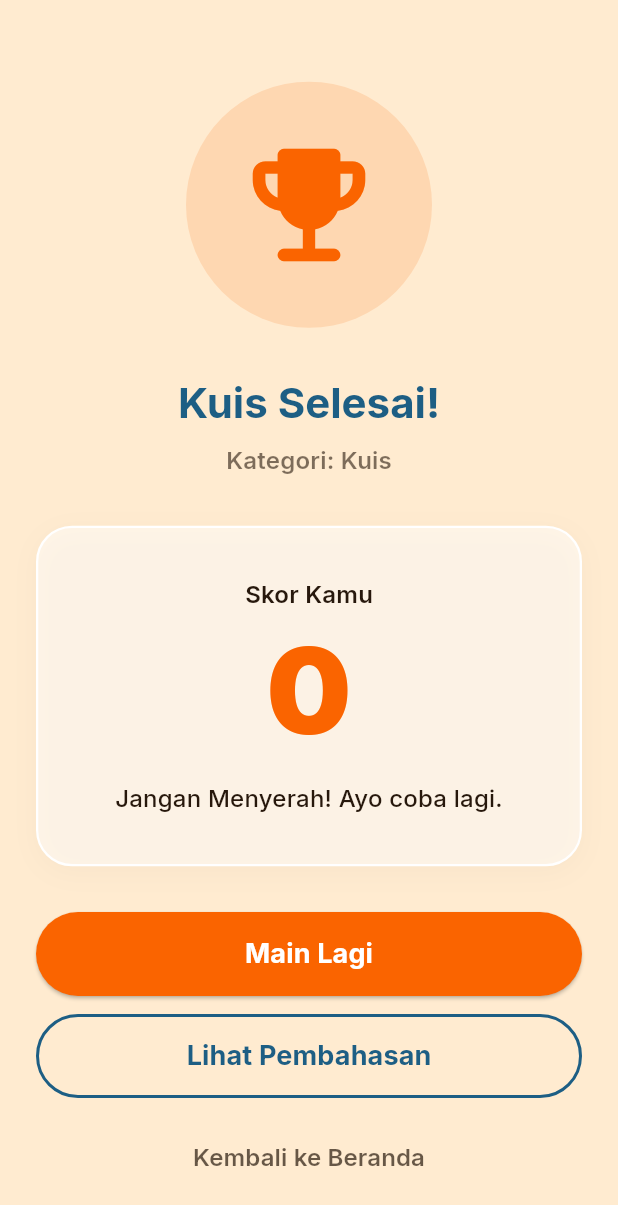
After one commit to valmaiimtiyaz/ValmaiImtiyaz_24-135_PM6, a Flutter app: the ResultScreen screen opened by its route, on a phone screen of 412 x 824 dp. The commit adds this screen. Shown: the top 1205 px of the screen. Run offline on Flutter 3.47's test engine with Material 3 defaults, Android fonts, the phone set to English and light mode, and no system bars; our stand-ins replace go_router, image_picker.

Commit message:
feat: membuat result screen dengan pop up pembahasan

```diff
--- a/lib/core/routes/app_router.dart
+++ b/lib/core/routes/app_router.dart
@@ -7,6 +7,7 @@ import '../../widgets/bottom_navigation_shell.dart';
 import '../../screens/home/home_screen.dart';
 import '../../screens/profile/profile_screen.dart';
 import '../../screens/quiz/quiz_screen.dart';
+import '../../screens/quiz/result_screen.dart';
 
 class AppRoutes {
   static const String signIn = '/';
@@ -67,8 +68,21 @@ class AppRouter {
       GoRoute(
         path: AppRoutes.result,
         parentNavigatorKey: _rootNavigatorKey,
-        builder: (context, state) =>
-            const Scaffold(body: Center(child: Text('Halaman Hasil'))),
+        builder: (context, state) {
+          final extra = state.extra as Map<String, dynamic>? ?? {};
+          final category = extra['category'] as String? ?? 'Kuis';
+          final score = extra['score'] as int? ?? 0;
+          final userAnswers = extra['userAnswers'] as Map<int, int>? ?? {};
+          final questions =
+              extra['questions'] as List<Map<String, dynamic>>? ?? [];
+
+          return ResultScreen(
+            category: category,
+            score: score,
+            userAnswers: userAnswers,
+            questions: questions,
+          );
+        },
       ),
     ],
   );
--- /dev/null
+++ b/lib/screens/quiz/result_screen.dart
@@ -0,0 +1,367 @@
+import 'package:flutter/material.dart';
+import 'package:go_router/go_router.dart';
+
+import '../../core/constants/app_colors.dart';
+import '../../core/routes/app_router.dart';
+
+class ResultScreen extends StatelessWidget {
+  final String category;
+  final int score;
+  final Map<int, int> userAnswers;
+  final List<Map<String, dynamic>> questions;
+
+  const ResultScreen({
+    super.key,
+    required this.category,
+    required this.score,
+    required this.userAnswers,
+    required this.questions,
+  });
+
+  void _showReviewBottomSheet(BuildContext context, bool isDark) {
+    showModalBottomSheet(
+      context: context,
+      isScrollControlled: true,
+      backgroundColor: isDark ? AppColors.coffeeBean : AppColors.champagne,
+      shape: const RoundedRectangleBorder(
+        borderRadius: BorderRadius.vertical(top: Radius.circular(32)),
+      ),
+      builder: (context) {
+        return DraggableScrollableSheet(
+          initialChildSize: 0.7,
+          maxChildSize: 0.9,
+          minChildSize: 0.5,
+          expand: false,
+          builder: (context, scrollController) {
+            return Padding(
+              padding: const EdgeInsets.all(24.0),
+              child: Column(
+                crossAxisAlignment: CrossAxisAlignment.start,
+                children: [
+                  Center(
+                    child: Container(
+                      width: 50,
+                      height: 5,
+                      decoration: BoxDecoration(
+                        color: isDark
+                            ? AppColors.champagne.withOpacity(0.3)
+                            : AppColors.coffeeBean.withOpacity(0.2),
+                        borderRadius: BorderRadius.circular(10),
+                      ),
+                    ),
+                  ),
+                  const SizedBox(height: 24),
+                  Text(
+                    'Pembahasan Kuis',
+                    style: Theme.of(context).textTheme.headlineSmall?.copyWith(
+                      fontWeight: FontWeight.bold,
+                      color: isDark
+                          ? AppColors.champagne
+                          : AppColors.lightNavyBlue,
+                    ),
+                  ),
+                  const SizedBox(height: 16),
+
+                  Expanded(
+                    child: ListView.builder(
+                      controller: scrollController,
+                      itemCount: questions.length,
+                      itemBuilder: (context, index) {
+                        final questionData = questions[index];
+                        final userAnswerIndex = userAnswers[index];
+                        final correctAnswerIndex = questionData['correctIndex'];
+                        final isCorrect = userAnswerIndex == correctAnswerIndex;
+
+                        final correctColor = AppColors.blazeOrange;
+                        final wrongColor = isDark
+                            ? AppColors.champagne.withOpacity(0.6)
+                            : AppColors.coffeeBean.withOpacity(0.5);
+                        final infoColor = AppColors.lightNavyBlue;
+
+                        return Container(
+                          margin: const EdgeInsets.only(bottom: 16),
+                          padding: const EdgeInsets.all(16),
+                          decoration: BoxDecoration(
+                            color: isDark
+                                ? AppColors.champagne.withOpacity(0.05)
+                                : AppColors.coffeeBean.withOpacity(0.05),
+                            borderRadius: BorderRadius.circular(16),
+                            border: Border.all(
+                              color: isCorrect
+                                  ? correctColor.withOpacity(0.5)
+                                  : wrongColor.withOpacity(0.3),
+                              width: 1.5,
+                            ),
+                          ),
+                          child: Column(
+                            crossAxisAlignment: CrossAxisAlignment.start,
+                            children: [
+                              Text(
+                                'Soal ${index + 1}',
+                                style: TextStyle(
+                                  fontWeight: FontWeight.bold,
+                                  color: isDark
+                                      ? AppColors.champagne
+                                      : AppColors.lightNavyBlue,
+                                ),
+                              ),
+                              const SizedBox(height: 8),
+                              Text(
+                                questionData['question'],
+                                style: TextStyle(
+                                  color: isDark
+                                      ? AppColors.champagne.withOpacity(0.9)
+                                      : AppColors.coffeeBean.withOpacity(0.9),
+                                ),
+                              ),
+                              const SizedBox(height: 12),
+
+                              Row(
+                                children: [
+                                  Icon(
+                                    isCorrect
+                                        ? Icons.check_circle_rounded
+                                        : Icons.cancel_rounded,
+                                    color: isCorrect
+                                        ? correctColor
+                                        : wrongColor,
+                                    size: 20,
+                                  ),
+                                  const SizedBox(width: 8),
+                                  Expanded(
+                                    child: Text(
+                                      'Jawabanmu: ${userAnswerIndex != null ? questionData['options'][userAnswerIndex] : 'Tidak dijawab'}',
+                                      style: TextStyle(
+                                        fontWeight: FontWeight.w600,
+                                        color: isCorrect
+                                            ? correctColor
+                                            : wrongColor,
+                                      ),
+                                    ),
+                                  ),
+                                ],
+                              ),
+
+                              if (!isCorrect) ...[
+                                const SizedBox(height: 4),
+                                Row(
+                                  children: [
+                                    Icon(
+                                      Icons.info_rounded,
+                                      color: infoColor,
+                                      size: 20,
+                                    ),
+                                    const SizedBox(width: 8),
+                                    Expanded(
+                                      child: Text(
+                                        'Benar: ${questionData['options'][correctAnswerIndex]}',
+                                        style: TextStyle(
+                                          fontWeight: FontWeight.w600,
+                                          color: infoColor,
+                                        ),
+                                      ),
+                                    ),
+                                  ],
+                                ),
+                              ],
+                            ],
+                          ),
+                        );
+                      },
+                    ),
+                  ),
+                ],
+              ),
+            );
+          },
+        );
+      },
+    );
+  }
+
+  @override
+  Widget build(BuildContext context) {
+    final isDark = Theme.of(context).brightness == Brightness.dark;
+    final textTheme = Theme.of(context).textTheme;
+
+    String feedbackMessage;
+    if (score == 100) {
+      feedbackMessage = 'Sempurna! Kamu sungguh jenius!';
+    } else if (score >= 80) {
+      feedbackMessage = 'Luar Biasa! Sedikit lagi sempurna.';
+    } else if (score >= 60) {
+      feedbackMessage = 'Mantap! Otakmu makin tajam, \n yuk asah lagi!';
+    } else {
+      feedbackMessage = 'Jangan Menyerah! Ayo coba lagi.';
+    }
+
+    return Scaffold(
+      body: SafeArea(
+        child: Padding(
+          padding: const EdgeInsets.all(24.0),
+          child: Column(
+            mainAxisAlignment: MainAxisAlignment.center,
+            children: [
+              const Spacer(),
+
+              Container(
+                padding: const EdgeInsets.all(32),
+                decoration: BoxDecoration(
+                  color: AppColors.blazeOrange.withOpacity(0.15),
+                  shape: BoxShape.circle,
+                ),
+                child: const Icon(
+                  Icons.emoji_events_rounded,
+                  size: 100,
+                  color: AppColors.blazeOrange,
+                ),
+              ),
+              const SizedBox(height: 32),
+              Text(
+                'Kuis Selesai!',
+                style: textTheme.headlineMedium?.copyWith(
+                  fontWeight: FontWeight.bold,
+                  color: isDark ? AppColors.champagne : AppColors.lightNavyBlue,
+                ),
+              ),
+              const SizedBox(height: 8),
+              Text(
+                'Kategori: $category',
+                style: textTheme.titleMedium?.copyWith(
+                  color: isDark
+                      ? AppColors.champagne.withOpacity(0.7)
+                      : AppColors.coffeeBean.withOpacity(0.6),
+                ),
+              ),
+              const SizedBox(height: 32),
+              Container(
+                width: double.infinity,
+                padding: const EdgeInsets.symmetric(vertical: 32),
+                decoration: BoxDecoration(
+                  color: isDark
+                      ? Colors.white.withOpacity(0.05)
+                      : Colors.white.withOpacity(0.5),
+                  borderRadius: BorderRadius.circular(24),
+                  border: Border.all(
+                    color: isDark ? Colors.transparent : Colors.white,
+                    width: 1.5,
+                  ),
+                  boxShadow: [
+                    BoxShadow(
+                      color: AppColors.coffeeBean.withOpacity(0.03),
+                      blurRadius: 15,
+                      offset: const Offset(0, 4),
+                    ),
+                  ],
+                ),
+                child: Column(
+                  children: [
+                    Text(
+                      'Skor Kamu',
+                      style: textTheme.titleMedium?.copyWith(
+                        fontWeight: FontWeight.w600,
+                        color: isDark
+                            ? AppColors.champagne
+                            : AppColors.coffeeBean,
+                      ),
+                    ),
+                    const SizedBox(height: 8),
+                    Text(
+                      '$score',
+                      style: textTheme.displayLarge?.copyWith(
+                        fontSize: 80,
+                        fontWeight: FontWeight.w900,
+                        color: AppColors.blazeOrange,
+                        height: 1.1,
+                      ),
+                    ),
+                    const SizedBox(height: 16),
+                    Text(
+                      feedbackMessage,
+                      textAlign: TextAlign.center,
+                      style: textTheme.titleMedium?.copyWith(
+                        fontWeight: FontWeight.w500,
+                        color: isDark
+                            ? AppColors.champagne.withOpacity(0.8)
+                            : AppColors.coffeeBean,
+                      ),
+                    ),
+                  ],
+                ),
+              ),
+
+              const Spacer(),
+              Column(
+                children: [
+                  ElevatedButton(
+                    onPressed: () {
+                      context.pushReplacement(AppRoutes.quiz, extra: category);
+                    },
+                    style: ElevatedButton.styleFrom(
+                      backgroundColor: AppColors.blazeOrange,
+                      minimumSize: const Size(double.infinity, 56),
+                      shape: RoundedRectangleBorder(
+                        borderRadius: BorderRadius.circular(30),
+                      ),
+                    ),
+                    child: const Text(
+                      'Main Lagi',
+                      style: TextStyle(
+                        fontSize: 18,
+                        fontWeight: FontWeight.bold,
+                        color: Colors.white,
+                      ),
+                    ),
+                  ),
+                  const SizedBox(height: 12),
+
+                  OutlinedButton(
+                    onPressed: () => _showReviewBottomSheet(context, isDark),
+                    style: OutlinedButton.styleFrom(
+                      minimumSize: const Size(double.infinity, 56),
+                      side: const BorderSide(
+                        color: AppColors.lightNavyBlue,
+                        width: 2,
+                      ),
+                      shape: RoundedRectangleBorder(
+                        borderRadius: BorderRadius.circular(30),
+                      ),
+                    ),
+                    child: const Text(
+                      'Lihat Pembahasan',
+                      style: TextStyle(
+                        fontSize: 18,
+                        fontWeight: FontWeight.bold,
+                        color: AppColors.lightNavyBlue,
+                      ),
+                    ),
+                  ),
+                  const SizedBox(height: 12),
+
+                  TextButton(
+                    onPressed: () {
+                      context.go(AppRoutes.home);
+                    },
+                    style: TextButton.styleFrom(
+                      minimumSize: const Size(double.infinity, 56),
+                    ),
+                    child: Text(
+                      'Kembali ke Beranda',
+                      style: TextStyle(
+                        fontSize: 16,
+                        fontWeight: FontWeight.w600,
+                        color: isDark
+                            ? AppColors.champagne.withOpacity(0.7)
+                            : AppColors.coffeeBean.withOpacity(0.7),
+                      ),
+                    ),
+                  ),
+                ],
+              ),
+            ],
+          ),
+        ),
+      ),
+    );
+  }
+}
```
Also changed, not shown: lib/screens/quiz/quiz_screen.dart (+10 -10 lines).
